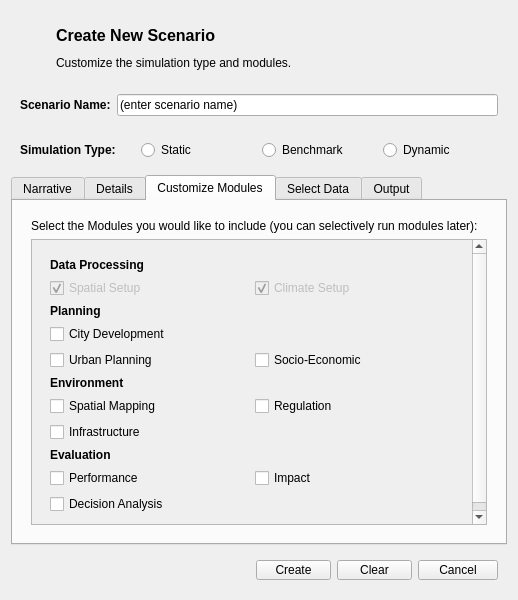
First picture: the form in gui/newscenario.ui, repository petermbach/urbanbeats-pss, before the edit.
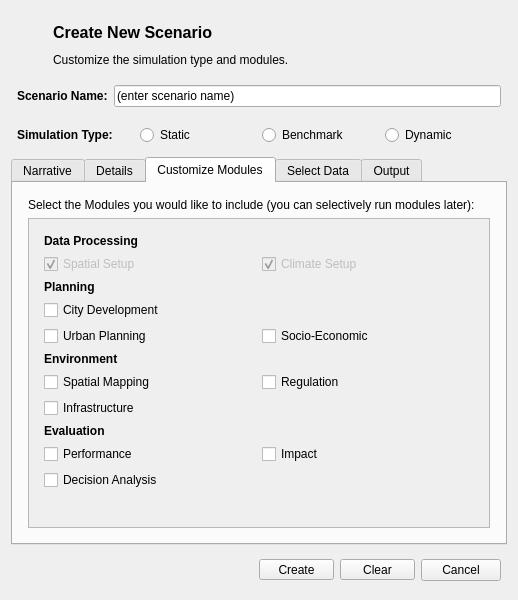
Second picture: the form after the edit. The open tabs and pages were chosen to show the change. Icons and pictures are not drawn.

Commit message: Cleaned up the GUI, made some changes to many of the widget margins from 9px to 6px. Aesthetic improvements primarily.

The edit to the form file:
```diff
--- a/gui/newscenario.ui
+++ b/gui/newscenario.ui
@@ -21,6 +21,21 @@
    <item>
     <widget class="QWidget" name="title_widget" native="true">
      <layout class="QGridLayout" name="gridLayout_3">
+      <property name="leftMargin">
+       <number>6</number>
+      </property>
+      <property name="topMargin">
+       <number>6</number>
+      </property>
+      <property name="rightMargin">
+       <number>6</number>
+      </property>
+      <property name="bottomMargin">
+       <number>6</number>
+      </property>
+      <property name="spacing">
+       <number>6</number>
+      </property>
       <item row="0" column="0">
        <widget class="QLabel" name="title_logo">
         <property name="minimumSize">
@@ -73,6 +88,21 @@
    <item>
     <widget class="QWidget" name="name_widget" native="true">
      <layout class="QHBoxLayout" name="horizontalLayout">
+      <property name="spacing">
+       <number>6</number>
+      </property>
+      <property name="leftMargin">
+       <number>6</number>
+      </property>
+      <property name="topMargin">
+       <number>6</number>
+      </property>
+      <property name="rightMargin">
+       <number>6</number>
+      </property>
+      <property name="bottomMargin">
+       <number>6</number>
+      </property>
       <item>
        <widget class="QLabel" name="name_lbl">
         <property name="whatsThis">
@@ -102,6 +132,21 @@
    <item>
     <widget class="QWidget" name="simtype_widget" native="true">
      <layout class="QHBoxLayout" name="horizontalLayout_3">
+      <property name="spacing">
+       <number>6</number>
+      </property>
+      <property name="leftMargin">
+       <number>6</number>
+      </property>
+      <property name="topMargin">
+       <number>6</number>
+      </property>
+      <property name="rightMargin">
+       <number>6</number>
+      </property>
+      <property name="bottomMargin">
+       <number>6</number>
+      </property>
       <item>
        <widget class="QLabel" name="simtype_lbl">
         <property name="whatsThis">
@@ -421,8 +466,20 @@
       <layout class="QGridLayout" name="gridLayout">
        <item row="0" column="0">
         <layout class="QVBoxLayout" name="verticalLayout_7">
-         <property name="margin">
-          <number>9</number>
+         <property name="spacing">
+          <number>6</number>
+         </property>
+         <property name="leftMargin">
+          <number>6</number>
+         </property>
+         <property name="topMargin">
+          <number>6</number>
+         </property>
+         <property name="rightMargin">
+          <number>6</number>
+         </property>
+         <property name="bottomMargin">
+          <number>6</number>
          </property>
          <item>
           <widget class="QLabel" name="descr_lbl">
@@ -441,15 +498,27 @@
              <rect>
               <x>0</x>
               <y>0</y>
-              <width>439</width>
-              <height>294</height>
+              <width>462</width>
+              <height>315</height>
              </rect>
             </property>
             <layout class="QGridLayout" name="gridLayout_4">
              <item row="4" column="0">
               <layout class="QGridLayout" name="gridLayout_5">
-               <property name="margin">
-                <number>9</number>
+               <property name="leftMargin">
+                <number>6</number>
+               </property>
+               <property name="topMargin">
+                <number>6</number>
+               </property>
+               <property name="rightMargin">
+                <number>6</number>
+               </property>
+               <property name="bottomMargin">
+                <number>6</number>
+               </property>
+               <property name="spacing">
+                <number>6</number>
                </property>
                <item row="3" column="0">
                 <widget class="QCheckBox" name="citydevelopment">
@@ -1005,6 +1074,21 @@
       </size>
      </property>
      <layout class="QHBoxLayout" name="horizontalLayout_2">
+      <property name="spacing">
+       <number>6</number>
+      </property>
+      <property name="leftMargin">
+       <number>6</number>
+      </property>
+      <property name="topMargin">
+       <number>6</number>
+      </property>
+      <property name="rightMargin">
+       <number>6</number>
+      </property>
+      <property name="bottomMargin">
+       <number>6</number>
+      </property>
       <item>
        <spacer name="horizontalSpacer">
         <property name="orientation">
```
Left out of the diff: 96 changed lines with no effect on the pictures. The commit also changes 42 other files.
